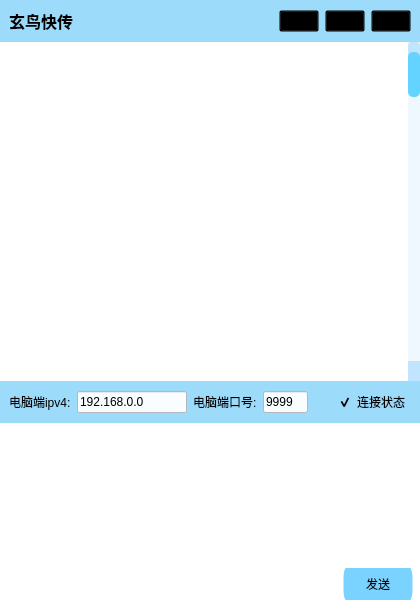
Above: XuanNiaoQuickTransfer.ui from xuanniaomose/XuanNiaoQuickTransfer before the change. Below: the same form after it.
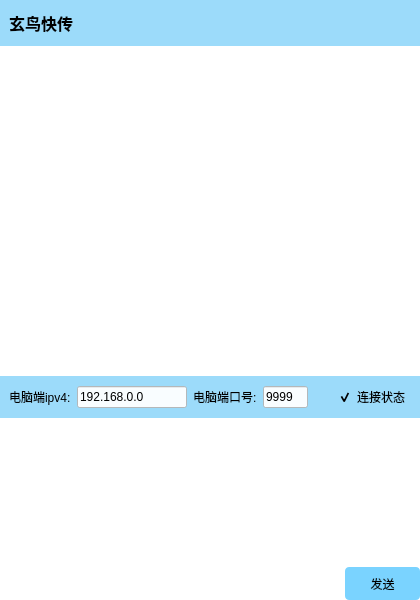
That is the form after the change. Icons and pictures are not drawn.

```diff
--- a/XuanNiaoQuickTransfer.ui
+++ b/XuanNiaoQuickTransfer.ui
@@ -17,7 +17,7 @@
    <property name="styleSheet">
     <string notr="true"/>
    </property>
-   <layout class="QVBoxLayout" name="verticalLayout_2" stretch="1,24">
+   <layout class="QVBoxLayout" name="verticalLayout_central" stretch="1,12">
     <property name="spacing">
      <number>0</number>
     </property>
@@ -38,9 +38,24 @@
       <property name="styleSheet">
        <string notr="true">background-color: rgba(122,211,255, 180)</string>
       </property>
-      <layout class="QHBoxLayout" name="titleLayout">
+      <layout class="QHBoxLayout" name="layout_title">
+       <property name="spacing">
+        <number>6</number>
+       </property>
+       <property name="leftMargin">
+        <number>9</number>
+       </property>
+       <property name="topMargin">
+        <number>0</number>
+       </property>
+       <property name="rightMargin">
+        <number>9</number>
+       </property>
+       <property name="bottomMargin">
+        <number>0</number>
+       </property>
        <item>
-        <widget class="QLabel" name="label_titile">
+        <widget class="QLabel" name="label_title">
          <property name="sizePolicy">
           <sizepolicy hsizetype="Preferred" vsizetype="Expanding">
            <horstretch>0</horstretch>
@@ -63,7 +78,7 @@
         </widget>
        </item>
        <item>
-        <spacer name="horizontalSpacer">
+        <spacer name="horizontalSpacer_title">
          <property name="orientation">
           <enum>Qt::Horizontal</enum>
          </property>
@@ -76,44 +91,128 @@
         </spacer>
        </item>
        <item>
-        <widget class="QPushButton" name="pushButton_minimizeApp_2">
+        <widget class="QPushButton" name="pushButton_setting">
+         <property name="sizePolicy">
+          <sizepolicy hsizetype="Minimum" vsizetype="Expanding">
+           <horstretch>0</horstretch>
+           <verstretch>0</verstretch>
+          </sizepolicy>
+         </property>
+         <property name="minimumSize">
+          <size>
+           <width>25</width>
+           <height>0</height>
+          </size>
+         </property>
          <property name="styleSheet">
-          <string notr="true">background-color: rgba(0, 0, 0, 0)</string>
+          <string notr="true">QPushButton {	
+	background-color: rgba(0,0,0,0);
+	border:  none
+}
+QPushButton:hover {
+	background-color: rgb(193,229,255);
+}
+QPushButton:pressed {	
+	background-color: rgb(245,245,255);
+	color: rgb(255, 255, 255);
+}</string>
          </property>
          <property name="text">
           <string/>
          </property>
          <property name="icon">
           <iconset>
-           <normaloff>image/icon/icon_settings.png</normaloff>image/icon/icon_settings.png</iconset>
+           <normaloff>icon/icon_setting.png</normaloff>icon/icon_setting.png</iconset>
+         </property>
+         <property name="iconSize">
+          <size>
+           <width>20</width>
+           <height>20</height>
+          </size>
          </property>
         </widget>
        </item>
        <item>
         <widget class="QPushButton" name="pushButton_minimizeApp">
+         <property name="sizePolicy">
+          <sizepolicy hsizetype="Minimum" vsizetype="Expanding">
+           <horstretch>0</horstretch>
+           <verstretch>0</verstretch>
+          </sizepolicy>
+         </property>
+         <property name="minimumSize">
+          <size>
+           <width>25</width>
+           <height>0</height>
+          </size>
+         </property>
          <property name="styleSheet">
-          <string notr="true">background-color: rgba(0, 0, 0, 0)</string>
+          <string notr="true">QPushButton {	
+	background-color: rgba(0,0,0,0);
+	border: none
+}
+QPushButton:hover {
+	background-color: rgb(193,229,255);
+}
+QPushButton:pressed {	
+	background-color: rgb(245,245,255);
+	color: rgb(255, 255, 255);
+}</string>
          </property>
          <property name="text">
           <string/>
          </property>
          <property name="icon">
           <iconset>
-           <normaloff>image/icon/icon_minimize.png</normaloff>image/icon/icon_minimize.png</iconset>
+           <normaloff>icon/icon_minimize.png</normaloff>icon/icon_minimize.png</iconset>
+         </property>
+         <property name="iconSize">
+          <size>
+           <width>20</width>
+           <height>20</height>
+          </size>
          </property>
         </widget>
        </item>
        <item>
         <widget class="QPushButton" name="pushButton_closeApp">
+         <property name="sizePolicy">
+          <sizepolicy hsizetype="Minimum" vsizetype="Expanding">
+           <horstretch>0</horstretch>
+           <verstretch>0</verstretch>
+          </sizepolicy>
+         </property>
+         <property name="minimumSize">
+          <size>
+           <width>25</width>
+           <height>0</height>
+          </size>
+         </property>
          <property name="styleSheet">
-          <string notr="true">background-color: rgba(0, 0, 0, 0)</string>
+          <string notr="true">QPushButton {	
+	background-color: rgba(0,0,0,0);
+	border: none
+}
+QPushButton:hover {
+	background-color: rgb(193,229,255);
+}
+QPushButton:pressed {	
+	background-color: rgb(245,245,255);
+	color: rgb(255, 255, 255);
+}</string>
          </property>
          <property name="text">
           <string/>
          </property>
          <property name="icon">
           <iconset>
-           <normaloff>image/icon/icon_close.png</normaloff>image/icon/icon_close.png</iconset>
+           <normaloff>icon/icon_close.png</normaloff>icon/icon_close.png</iconset>
+         </property>
+         <property name="iconSize">
+          <size>
+           <width>20</width>
+           <height>20</height>
+          </size>
          </property>
         </widget>
        </item>
@@ -145,8 +244,8 @@
         <number>0</number>
        </property>
        <item>
-        <widget class="QFrame" name="chartframe">
-         <layout class="QVBoxLayout" name="chartlayout" stretch="21,1,9,2">
+        <widget class="QFrame" name="frame_chart">
+         <layout class="QVBoxLayout" name="layout_chart" stretch="20,1,9,2">
           <property name="spacing">
            <number>0</number>
           </property>
@@ -163,97 +262,13 @@
            <number>0</number>
           </property>
           <item>
-           <widget class="QScrollArea" name="scrollArea">
+           <widget class="QTextBrowser" name="textBrowser_chart">
             <property name="styleSheet">
-             <string notr="true">border:none;</string>
+             <string notr="true">border: none;</string>
             </property>
-            <property name="widgetResizable">
-             <bool>true</bool>
+            <property name="verticalScrollBarPolicy">
+             <enum>Qt::ScrollBarAsNeeded</enum>
             </property>
-            <widget class="QWidget" name="scrollAreaWidgetContents">
-             <property name="geometry">
-              <rect>
-               <x>0</x>
-               <y>0</y>
-               <width>420</width>
-               <height>341</height>
-              </rect>
-             </property>
-             <property name="styleSheet">
-              <string notr="true"/>
-             </property>
-             <layout class="QHBoxLayout" name="horizontalLayout">
-              <property name="spacing">
-               <number>0</number>
-              </property>
-              <property name="leftMargin">
-               <number>0</number>
-              </property>
-              <property name="topMargin">
-               <number>0</number>
-              </property>
-              <property name="rightMargin">
-               <number>0</number>
-              </property>
-              <property name="bottomMargin">
-               <number>0</number>
-              </property>
-              <item>
-               <widget class="QTextBrowser" name="chartbrowser">
-                <property name="styleSheet">
-                 <string notr="true"/>
-                </property>
-               </widget>
-              </item>
-              <item>
-               <widget class="QScrollBar" name="verticalScrollBar">
-                <property name="autoFillBackground">
-                 <bool>false</bool>
-                </property>
-                <property name="styleSheet">
-                 <string notr="true">QScrollBar:vertical {
-	border: none;
-    background: rgb(240, 248, 255);
-    width: 12px;
-    margin: 10px 0 10px 0;
- }
-QScrollBar::handle:vertical {	
-	background: rgb(100,211,255);
-    min-height: 45px;
-	border-radius: 5px
- }
-QScrollBar::add-line:vertical {
-    border: none;
-    background: rgb(193,229,255);
-    height: 20px;
-    subcontrol-position: bottom;
-    subcontrol-origin: margin;
- }
-QScrollBar::sub-line:vertical {
-	border: none;
-    background: rgb(193,229,255);
-    height: 20px;
-	border-top-left-radius: 4px;
-    border-top-right-radius: 4px;
-    subcontrol-position: top;
-    subcontrol-origin: margin;
- }
-QScrollBar::up-arrow:vertical, 
-QScrollBar::down-arrow:vertical {
-     background: none;
- }
-QScrollBar::add-page:vertical,
-QScrollBar::sub-page:vertical {
-     background: none;
- }</string>
-                </property>
-                <property name="orientation">
-                 <enum>Qt::Vertical</enum>
-                </property>
-               </widget>
-              </item>
-             </layout>
-            </widget>
            </widget>
           </item>
           <item>
@@ -429,14 +444,14 @@
              <item>
               <widget class="QPushButton" name="pushButton_send">
                <property name="sizePolicy">
-                <sizepolicy hsizetype="Fixed" vsizetype="Expanding">
+                <sizepolicy hsizetype="Minimum" vsizetype="Expanding">
                  <horstretch>0</horstretch>
                  <verstretch>0</verstretch>
                 </sizepolicy>
                </property>
                <property name="minimumSize">
                 <size>
-                 <width>35</width>
+                 <width>75</width>
                  <height>0</height>
                 </size>
                </property>
@@ -445,19 +460,8 @@
                </property>
                <property name="styleSheet">
                 <string notr="true">QPushButton {	
-	background-position: left center;
-	background-repeat: no-repeat;
 	background-color: rgb(122,211,255);
-	border: none;
-	border-top-left-radius: 10px;
-    border-top-right-radius: 10px;
-	border-bottom-left-radius: 10px;
-    border-bottom-right-radius: 10px;
-	border-left: 15px solid transparent;
-	border-right: 15px solid transparent;
-	text-align: center;
-	padding-left: 15px;
-	padding-right: 15px
+	border-radius: 4px;
 }
 QPushButton:hover {
 	background-color: rgb(193,229,255);
```
Left out of the diff: 29 changed lines with no effect on the pictures.
